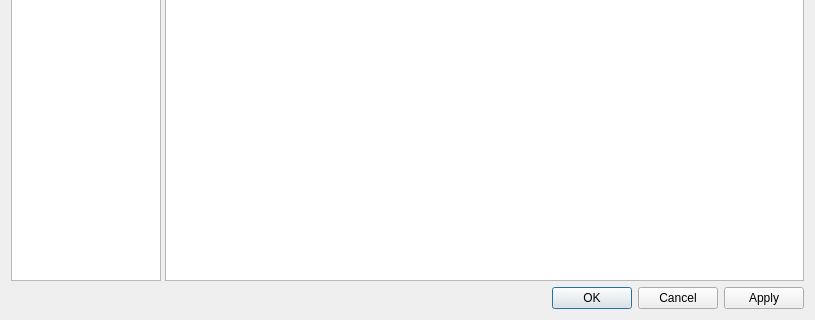
First picture: the form in src/ui/mesh/qgsmeshlayerpropertiesbase.ui, repository DelazJ/QGIS, before the edit; both pictures show x 0 to 815 and y 457 to 777 of the 815 by 777 pixel window.
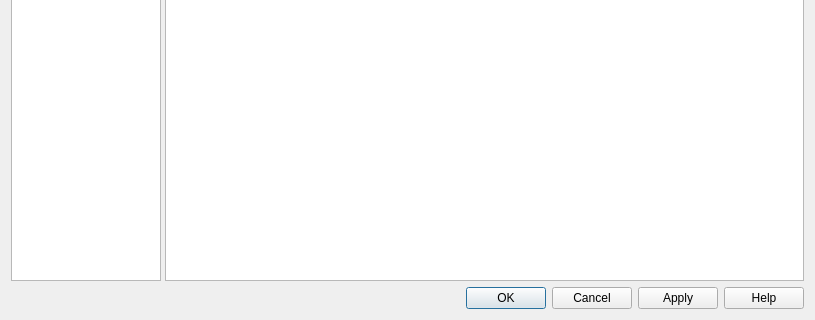
Second picture: the form after the edit. Icons and pictures are not drawn. Custom widgets are drawn as their Qt base class.

Commit message:
Add help button to mesh layer properties dialog
and open dedicated section

What changed in the file:
```diff
--- a/src/ui/mesh/qgsmeshlayerpropertiesbase.ui
+++ b/src/ui/mesh/qgsmeshlayerpropertiesbase.ui
@@ -520,7 +520,7 @@
          <enum>Qt::Horizontal</enum>
         </property>
         <property name="standardButtons">
-         <set>QDialogButtonBox::Apply|QDialogButtonBox::Cancel|QDialogButtonBox::Ok</set>
+         <set>QDialogButtonBox::Apply|QDialogButtonBox::Cancel|QDialogButtonBox::Help|QDialogButtonBox::Ok</set>
         </property>
        </widget>
       </item>
```
Left out of the diff: 2 changed lines with no effect on the pictures. The commit also changes 2 other files.
